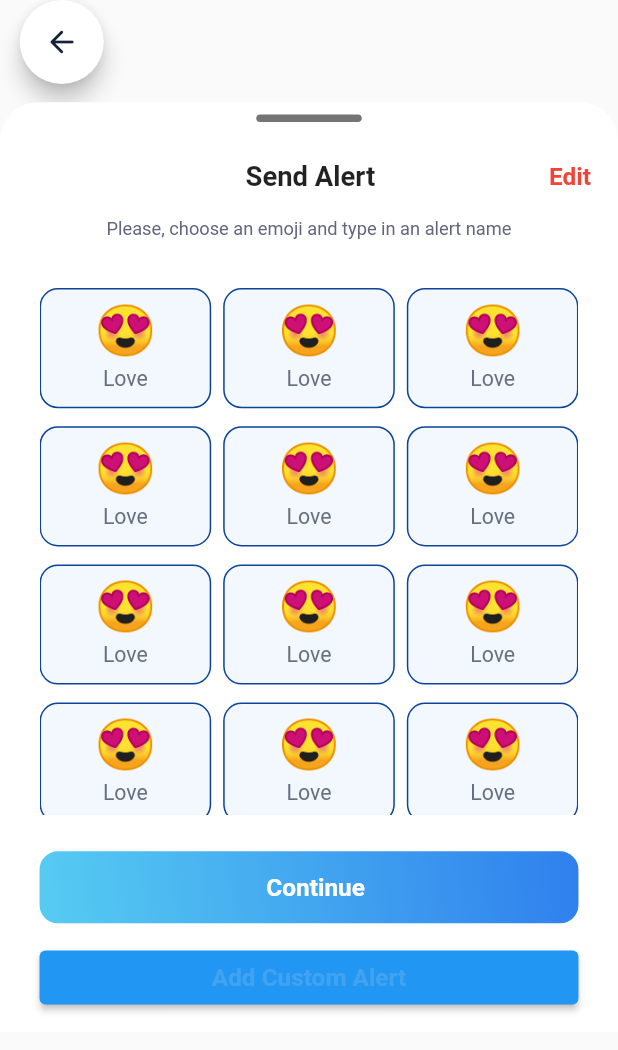
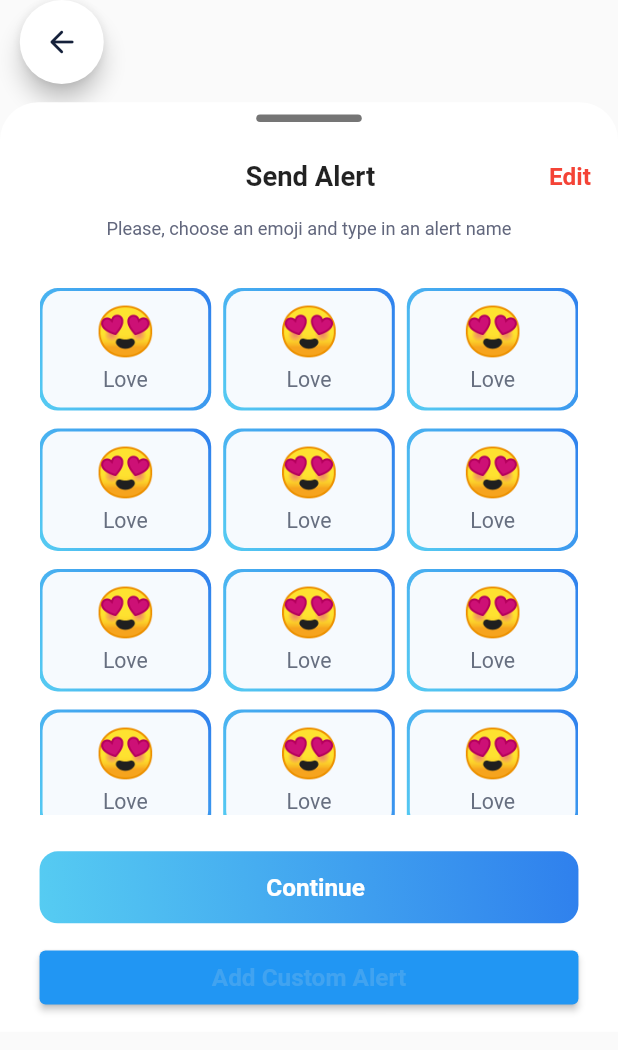
Before and after one commit to mikegitdev/testcode, a Flutter app: the SendAlertBottom widget shown alone on an empty page, opened directly, on a phone screen of 412 x 824 dp. Shown: the top 1050 px of the screen. Run offline on Flutter 3.47's test engine with Material 2 defaults, Android fonts, the phone set to English and light mode, and no system bars; our stand-ins replace flutter_screenutil, flutter_svg, get, image_cropper, image_picker, photo_view and 1 more; network calls fail; Roboto replaces fonts that are missing (Proxima-Nova).

Commit message:
Code Update

```diff
--- a/lib/emoji_single.dart
+++ b/lib/emoji_single.dart
@@ -22,13 +22,26 @@ class EmojiSIngle extends StatelessWidget {
         debugPrint("selectedImgIndex");
       },
       child: Container(
-        height: 72.h,
-        width: 100.w,
+        height: 74.h,
+        width: 104.w,
+        padding: const EdgeInsets.all(2.0),
+        decoration: BoxDecoration(
+            borderRadius: BorderRadius.circular(12.r),
+            gradient: const LinearGradient(
+                begin: Alignment.bottomLeft,
+                end: Alignment.topRight,
+                colors: [
+                  // border-image-source: linear-gradient(51.32deg, #56CCF2 6.11%, #2F80ED 84.94%);
+                  Color(0xff56CCF2),
+                  Color(0xff2F80ED),
+                ])
+        ),
+        child: Container(
           padding: EdgeInsets.only(top: 8.h, bottom: 4.h),
           decoration: BoxDecoration(
-          color: AppColor.cF3F8FF,
-          borderRadius: BorderRadius.circular(12.h),
-          border: Border.all(color: AppColor.c0B4499, width: 1.0),
+            color: AppColor.cF6FAFE,
+            borderRadius: BorderRadius.circular(12.r),
+            // border: Border.all(color: AppColor.c0B4499, width: 2.0),
           ),
           //   color: Colors.amber,
           child: Column(
@@ -43,6 +56,7 @@ class EmojiSIngle extends StatelessWidget {
             ],
           ),
         ),
+      ),
     );
   }
 }
--- a/lib/inner/bottom_sheet/send_alert_bottom.dart
+++ b/lib/inner/bottom_sheet/send_alert_bottom.dart
@@ -91,7 +91,7 @@ class SendAlertBottom extends StatelessWidget {
                   physics: const NeverScrollableScrollPhysics(),
                   gridDelegate: const SliverGridDelegateWithMaxCrossAxisExtent(
                       maxCrossAxisExtent: 140,
-                      childAspectRatio: 3 / 2.1,
+                      childAspectRatio: 3 / 2.14,
                       crossAxisSpacing: 8,
                       mainAxisSpacing: 12,
                   ),
```
Lines whose indentation alone changed are shown as unchanged.
